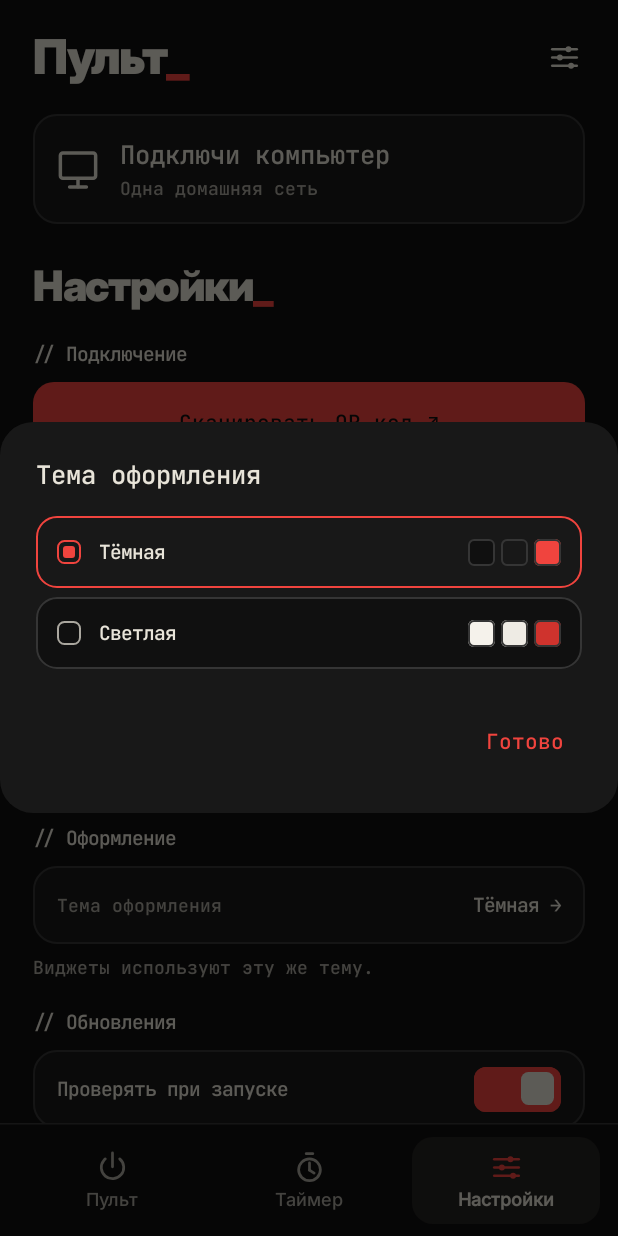
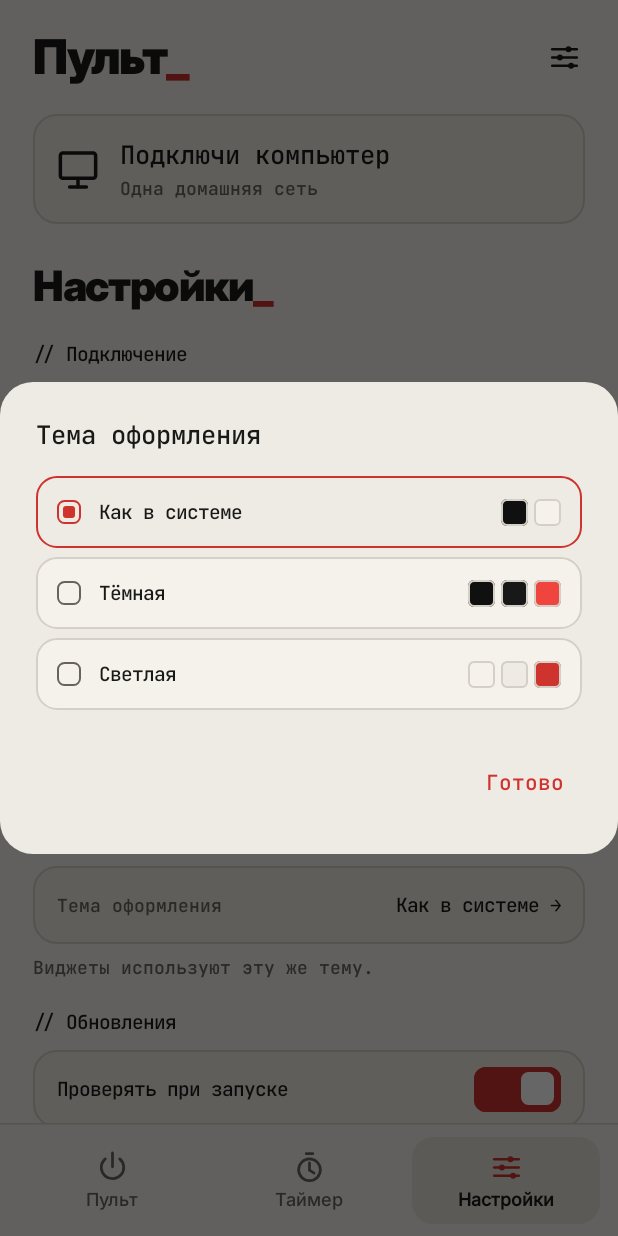
Before and after one commit to cveloy102/pult, an Android app built with Jetpack Compose: the screen it shows after launch (MainActivity), after a tap on "Тема оформления", on a phone screen of 412 x 824 dp. Run offline under Robolectric (Android 15) with nearby library versions, the phone set to English and light mode, and no system bars; libraries missing offline, so code that uses them is left out: com.google.mlkit.vision; 1 other tap on this screen came first.

Commit message:
Add system theme and design-code volume slider
- "Как в системе" theme in the app and the agent; new installs follow the
  system. Android widgets switch with dark mode via day/night drawables and
  colors; the agent follows the Windows app mode while running.
- Volume slider: solid track and rounded-square thumb instead of the
  Material 3 split track.
- Agent buttons no longer draw the WPF dotted focus rectangle.

```diff
--- a/android/app/src/main/java/ru/hl100/pult/AppScreen.kt
+++ b/android/app/src/main/java/ru/hl100/pult/AppScreen.kt
@@ -2,6 +2,7 @@ package ru.hl100.pult
 
 import androidx.compose.foundation.background
 import androidx.compose.foundation.clickable
+import androidx.compose.foundation.isSystemInDarkTheme
 import androidx.compose.foundation.layout.Arrangement
 import androidx.compose.foundation.layout.Box
 import androidx.compose.foundation.layout.Column
@@ -42,12 +43,13 @@ import androidx.compose.ui.unit.sp
 /** Whole app screen: header, current tab, bottom navigation, snackbar and dialogs. */
 @Composable
 fun AppScreen(state: UiState, controller: PultController, onScanQr: () -> Unit, onInstallUpdate: (AndroidRelease) -> Unit) {
-    val p = palette(state.theme)
+    val shown = resolveTheme(state.theme, isSystemInDarkTheme())
+    val p = palette(shown)
     var confirming by rememberSaveable { mutableStateOf<String?>(null) }
     var themesOpen by rememberSaveable { mutableStateOf(false) }
     var outputsOpen by rememberSaveable { mutableStateOf(false) }
 
-    PultTheme(state.theme) {
+    PultTheme(shown) {
         val notices = remember { SnackbarHostState() }
         LaunchedEffect(state.message) {
             val notice = state.message
--- a/android/app/src/main/java/ru/hl100/pult/Dialogs.kt
+++ b/android/app/src/main/java/ru/hl100/pult/Dialogs.kt
@@ -54,11 +54,13 @@ fun ThemeDialog(state: UiState, p: Palette, controller: PultController, onDismis
         title = { Text("Тема оформления") },
         text = {
             Column(verticalArrangement = Arrangement.spacedBy(6.dp)) {
-                listOf(THEME_DARK, THEME_LIGHT).forEach { key ->
-                    val colors = palette(key)
+                listOf(THEME_SYSTEM, THEME_DARK, THEME_LIGHT).forEach { key ->
+                    // "Как в системе" previews both: the dark and the light background.
+                    val swatches = if (key == THEME_SYSTEM) listOf(palette(THEME_DARK).base, palette(THEME_LIGHT).base)
+                        else palette(key).let { listOf(it.base, it.surface, it.accent) }
                     OptionRow(themeName(key), state.theme == key, p, trailing = {
                         Row(horizontalArrangement = Arrangement.spacedBy(4.dp)) {
-                            listOf(colors.base, colors.surface, colors.accent).forEach { color ->
+                            swatches.forEach { color ->
                                 Box(Modifier.size(18.dp).background(color, RoundedCornerShape(4.dp)).border(1.dp, p.line, RoundedCornerShape(4.dp)))
                             }
                         }
--- a/android/app/src/main/java/ru/hl100/pult/Format.kt
+++ b/android/app/src/main/java/ru/hl100/pult/Format.kt
@@ -12,13 +12,28 @@ fun timerActionName(action: String) = when (action) {
     else -> "Неизвестное действие"
 }
 
+const val THEME_SYSTEM = "system"
 const val THEME_DARK = "dark"
 const val THEME_LIGHT = "light"
 
-/** Maps any stored value to a current theme. Before 0.3 the themes were "signal", "quiet" (light) and "orbit". */
-fun normalizeTheme(theme: String?) = if (theme == THEME_LIGHT || theme == "quiet") THEME_LIGHT else THEME_DARK
+/** Maps any stored value to a current choice. Before 0.3 the themes were "signal", "quiet" (light) and "orbit"; a new install follows the system. */
+fun normalizeTheme(theme: String?) = when (theme) {
+    THEME_LIGHT, "quiet" -> THEME_LIGHT
+    THEME_DARK, "signal", "orbit" -> THEME_DARK
+    else -> THEME_SYSTEM
+}
 
-fun themeName(theme: String) = if (theme == THEME_LIGHT) "Светлая" else "Тёмная"
+/** The theme actually drawn: "system" follows the phone's dark mode. */
+fun resolveTheme(theme: String, systemDark: Boolean) = when (normalizeTheme(theme)) {
+    THEME_SYSTEM -> if (systemDark) THEME_DARK else THEME_LIGHT
+    else -> normalizeTheme(theme)
+}
+
+fun themeName(theme: String) = when (theme) {
+    THEME_LIGHT -> "Светлая"
+    THEME_DARK -> "Тёмная"
+    else -> "Как в системе"
+}
 
 /** Snackbar text after a command was accepted; null for play/pause, whose result is audible. */
 fun commandResultText(action: String, timerAction: String?, seconds: Int?): String? = when (action) {
--- a/android/app/src/main/java/ru/hl100/pult/MainActivity.kt
+++ b/android/app/src/main/java/ru/hl100/pult/MainActivity.kt
@@ -3,6 +3,7 @@ package ru.hl100.pult
 import android.content.Intent
 import android.net.Uri
 import android.os.Bundle
+import androidx.compose.foundation.isSystemInDarkTheme
 import androidx.activity.ComponentActivity
 import androidx.activity.compose.setContent
 import androidx.activity.viewModels
@@ -49,10 +50,11 @@ class MainActivity : ComponentActivity() {
         controller.checkUpdateOnStart(updates.getLong("lastCheck", 0), System.currentTimeMillis()) { updates.edit().putLong("lastCheck", it).apply() }
         setContent {
             val state by controller.state.collectAsState()
+            val light = resolveTheme(state.theme, isSystemInDarkTheme()) == THEME_LIGHT
             SideEffect {
                 val bars = WindowCompat.getInsetsController(window, window.decorView)
-                bars.isAppearanceLightStatusBars = state.theme == THEME_LIGHT
-                bars.isAppearanceLightNavigationBars = state.theme == THEME_LIGHT
+                bars.isAppearanceLightStatusBars = light
+                bars.isAppearanceLightNavigationBars = light
             }
             AppScreen(state, controller, onScanQr = ::scanQr, onInstallUpdate = ::installUpdate)
         }
--- /dev/null
+++ b/android/app/src/main/res/drawable-night/button_auto.xml
@@ -0,0 +1 @@
+<shape xmlns:android="http://schemas.android.com/apk/res/android"><solid android:color="#F0443E"/><corners android:radius="14dp"/></shape>
--- /dev/null
+++ b/android/app/src/main/res/drawable-night/button_card_auto.xml
@@ -0,0 +1 @@
+<shape xmlns:android="http://schemas.android.com/apk/res/android"><solid android:color="#181818"/><corners android:radius="14dp"/><stroke android:width="1dp" android:color="#353535"/></shape>
--- /dev/null
+++ b/android/app/src/main/res/drawable-night/widget_auto.xml
@@ -0,0 +1 @@
+<shape xmlns:android="http://schemas.android.com/apk/res/android"><solid android:color="#101010"/><corners android:radius="22dp"/><stroke android:width="1dp" android:color="#353535"/></shape>
--- /dev/null
+++ b/android/app/src/main/res/drawable/button_auto.xml
@@ -0,0 +1 @@
+<shape xmlns:android="http://schemas.android.com/apk/res/android"><solid android:color="#CF332D"/><corners android:radius="14dp"/></shape>
--- /dev/null
+++ b/android/app/src/main/res/drawable/button_card_auto.xml
@@ -0,0 +1 @@
+<shape xmlns:android="http://schemas.android.com/apk/res/android"><solid android:color="#EEEBE4"/><corners android:radius="14dp"/><stroke android:width="1dp" android:color="#D5D0C7"/></shape>
--- /dev/null
+++ b/android/app/src/main/res/drawable/widget_auto.xml
@@ -0,0 +1 @@
+<shape xmlns:android="http://schemas.android.com/apk/res/android"><solid android:color="#F5F2EB"/><corners android:radius="22dp"/><stroke android:width="1dp" android:color="#D5D0C7"/></shape>
```
Also changed, not shown: android/app/src/main/java/ru/hl100/pult/RemoteScreen.kt (+13 -7 lines), android/app/src/main/java/ru/hl100/pult/Widgets.kt (+16 -10 lines), 6 other files.
